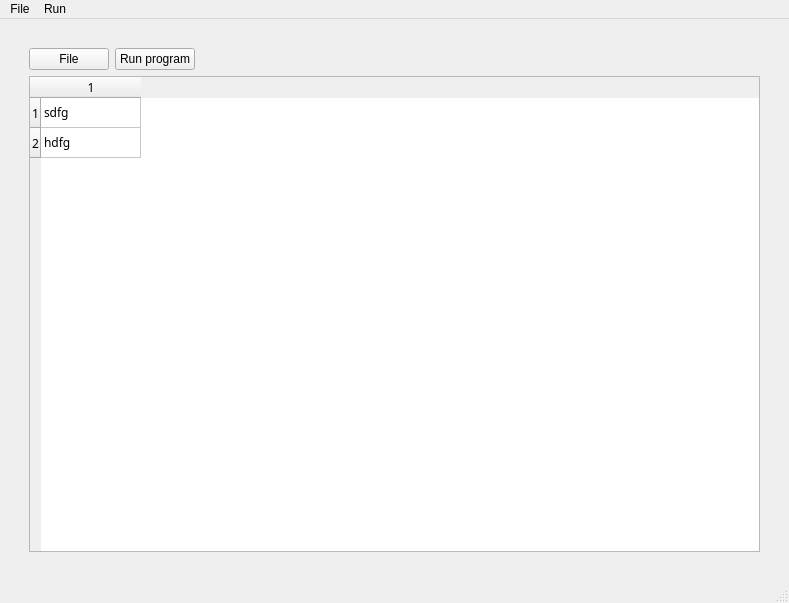
Old version of the form app/ui/main_window.ui in the repository H1nkk/pamm.
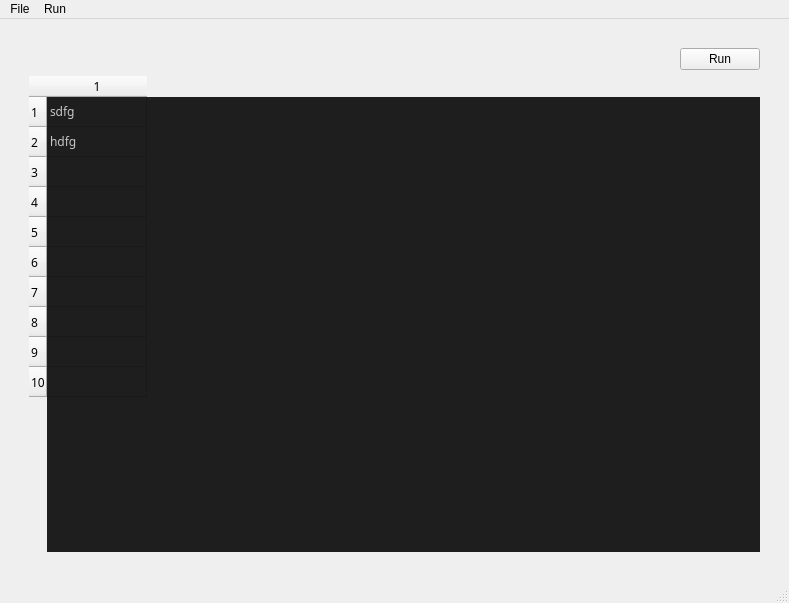
New version of the form.

What changed in the file:
```diff
--- a/app/ui/main_window.ui
+++ b/app/ui/main_window.ui
@@ -43,20 +43,6 @@
       </property>
       <item>
        <layout class="QHBoxLayout" name="horizontalLayout">
-        <item>
-         <widget class="QPushButton" name="pushButton_2">
-          <property name="text">
-           <string>File</string>
-          </property>
-         </widget>
-        </item>
-        <item>
-         <widget class="QPushButton" name="pushButton">
-          <property name="text">
-           <string>Run program</string>
-          </property>
-         </widget>
-        </item>
         <item>
          <spacer name="horizontalSpacer">
           <property name="orientation">
@@ -70,6 +56,19 @@
           </property>
          </spacer>
         </item>
+        <item>
+         <widget class="QPushButton" name="pushButton">
+          <property name="maximumSize">
+           <size>
+            <width>80</width>
+            <height>24</height>
+           </size>
+          </property>
+          <property name="text">
+           <string>Run</string>
+          </property>
+         </widget>
+        </item>
        </layout>
       </item>
       <item>
@@ -97,7 +96,6 @@
           <property name="font">
            <font>
             <family>Cascadia Mono</family>
-            <bold>false</bold>
            </font>
           </property>
           <property name="cursor" stdset="0">
@@ -109,17 +107,34 @@
           <property name="focusPolicy">
            <enum>Qt::FocusPolicy::ClickFocus</enum>
           </property>
+          <property name="styleSheet">
+           <string notr="true">QTableWidget {
+	color: rgb(200,200,200);
+	background-color: rgb(30,30,30);
+	border: none;
+}
+
+</string>
+          </property>
           <property name="editTriggers">
            <set>QAbstractItemView::EditTrigger::AllEditTriggers</set>
           </property>
           <property name="rowCount">
-           <number>2</number>
+           <number>10</number>
           </property>
           <property name="columnCount">
            <number>1</number>
           </property>
           <row/>
           <row/>
+          <row/>
+          <row/>
+          <row/>
+          <row/>
+          <row/>
+          <row/>
+          <row/>
+          <row/>
           <column/>
           <item row="0" column="0">
            <property name="text">
```
